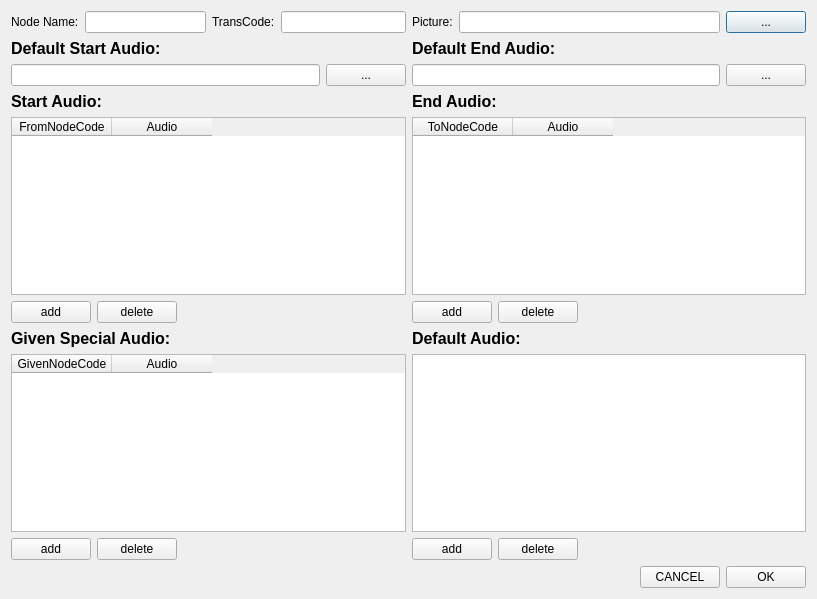
Qt form sourceFiles/Ui/setNodeInfoDialog/setNodeInfoDialog.ui (qeesung/ddBook) before a commit.
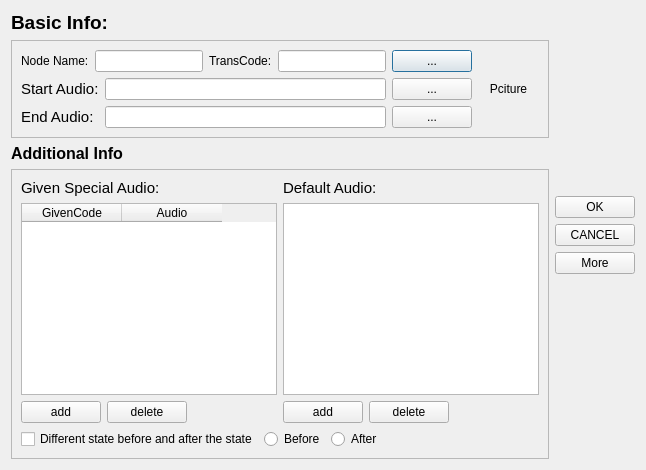
The same form after that commit.

Patch:
```diff
--- a/sourceFiles/Ui/setNodeInfoDialog/setNodeInfoDialog.ui
+++ b/sourceFiles/Ui/setNodeInfoDialog/setNodeInfoDialog.ui
@@ -6,21 +6,55 @@
    <rect>
     <x>0</x>
     <y>0</y>
-    <width>817</width>
-    <height>599</height>
+    <width>755</width>
+    <height>482</height>
    </rect>
   </property>
   <property name="windowTitle">
    <string>Dialog</string>
   </property>
-  <layout class="QVBoxLayout" name="verticalLayout_8">
+  <layout class="QGridLayout" name="gridLayout_2">
+   <property name="sizeConstraint">
+    <enum>QLayout::SetFixedSize</enum>
+   </property>
+   <item row="0" column="0">
+    <layout class="QHBoxLayout" name="horizontalLayout_6">
+     <item>
+      <layout class="QVBoxLayout" name="verticalLayout_11">
+       <item>
+        <layout class="QVBoxLayout" name="verticalLayout_10">
+         <item>
+          <layout class="QHBoxLayout" name="horizontalLayout_3">
+           <item>
+            <widget class="QLabel" name="label_5">
+             <property name="font">
+              <font>
+               <pointsize>14</pointsize>
+               <weight>75</weight>
+               <bold>true</bold>
+              </font>
+             </property>
+             <property name="text">
+              <string>Basic Info:</string>
+             </property>
+            </widget>
+           </item>
+          </layout>
+         </item>
+         <item>
+          <widget class="QFrame" name="frame_2">
+           <property name="frameShape">
+            <enum>QFrame::StyledPanel</enum>
+           </property>
+           <property name="frameShadow">
+            <enum>QFrame::Raised</enum>
+           </property>
+           <layout class="QGridLayout" name="gridLayout">
+            <item row="0" column="0">
+             <layout class="QHBoxLayout" name="horizontalLayout_4">
    <item>
     <layout class="QVBoxLayout" name="verticalLayout_7">
      <item>
-      <layout class="QVBoxLayout" name="verticalLayout_6">
-       <item>
-        <layout class="QHBoxLayout" name="horizontalLayout_14">
-         <item>
           <layout class="QHBoxLayout" name="horizontalLayout_2">
            <item>
             <layout class="QHBoxLayout" name="horizontalLayout_5">
@@ -48,28 +82,8 @@
              <item>
               <widget class="QLineEdit" name="transCodeLineEdit"/>
              </item>
-            </layout>
-           </item>
-          </layout>
-         </item>
          <item>
-          <layout class="QHBoxLayout" name="horizontalLayout_13">
-           <item>
-            <layout class="QHBoxLayout" name="horizontalLayout_12">
-             <item>
-              <widget class="QLabel" name="label_9">
-               <property name="text">
-                <string>Picture:</string>
-               </property>
-              </widget>
-             </item>
-             <item>
-              <widget class="QLineEdit" name="pictureLineEdit"/>
-             </item>
-            </layout>
-           </item>
-           <item>
-            <widget class="QPushButton" name="picturePushButton">
+                     <widget class="QPushButton" name="transCodeViewButton">
              <property name="text">
               <string>...</string>
              </property>
@@ -80,52 +94,16 @@
         </layout>
        </item>
        <item>
-        <layout class="QVBoxLayout" name="verticalLayout_5">
-         <item>
-          <layout class="QHBoxLayout" name="horizontalLayout_15">
+                 <layout class="QHBoxLayout" name="horizontalLayout">
            <item>
             <layout class="QVBoxLayout" name="verticalLayout">
              <item>
               <widget class="QLabel" name="label">
                <property name="font">
                 <font>
-                 <pointsize>12</pointsize>
-                 <weight>75</weight>
-                 <bold>true</bold>
-                </font>
-               </property>
-               <property name="text">
-                <string>Default Start Audio:</string>
-               </property>
-              </widget>
-             </item>
-             <item>
-              <layout class="QHBoxLayout" name="horizontalLayout">
-               <item>
-                <widget class="QLineEdit" name="startAudioLineEdit"/>
-               </item>
-               <item>
-                <widget class="QPushButton" name="startAudioPushButton">
-                 <property name="sizePolicy">
-                  <sizepolicy hsizetype="Fixed" vsizetype="Fixed">
-                   <horstretch>0</horstretch>
-                   <verstretch>0</verstretch>
-                  </sizepolicy>
-                 </property>
-                 <property name="text">
-                  <string>...</string>
-                 </property>
-                </widget>
-               </item>
-              </layout>
-             </item>
-             <item>
-              <widget class="QLabel" name="label_5">
-               <property name="font">
-                <font>
-                 <pointsize>12</pointsize>
-                 <weight>75</weight>
-                 <bold>true</bold>
+                        <pointsize>11</pointsize>
+                        <weight>50</weight>
+                        <bold>false</bold>
                 </font>
                </property>
                <property name="text">
@@ -134,73 +112,46 @@
               </widget>
              </item>
              <item>
-              <widget class="QTableWidget" name="startAudioTableWidget">
-               <column>
-                <property name="text">
-                 <string>FromNodeCode</string>
-                </property>
-               </column>
-               <column>
-                <property name="text">
-                 <string>Audio</string>
-                </property>
-               </column>
-              </widget>
-             </item>
-             <item>
-              <layout class="QHBoxLayout" name="horizontalLayout_6">
-               <item>
-                <widget class="QPushButton" name="startAudioAddPushButton">
-                 <property name="text">
-                  <string>add</string>
-                 </property>
-                </widget>
-               </item>
-               <item>
-                <widget class="QPushButton" name="startAudioDeletePushButton">
-                 <property name="text">
-                  <string>delete</string>
-                 </property>
-                </widget>
-               </item>
-               <item>
-                <spacer name="horizontalSpacer_3">
-                 <property name="orientation">
-                  <enum>Qt::Horizontal</enum>
-                 </property>
-                 <property name="sizeHint" stdset="0">
-                  <size>
-                   <width>40</width>
-                   <height>20</height>
-                  </size>
-                 </property>
-                </spacer>
-               </item>
-              </layout>
-             </item>
-            </layout>
-           </item>
-           <item>
-            <layout class="QVBoxLayout" name="verticalLayout_2">
-             <item>
               <widget class="QLabel" name="label_2">
                <property name="font">
                 <font>
-                 <pointsize>12</pointsize>
-                 <weight>75</weight>
-                 <bold>true</bold>
+                        <pointsize>11</pointsize>
+                        <weight>50</weight>
+                        <bold>false</bold>
                 </font>
                </property>
                <property name="text">
-                <string>Default End Audio:</string>
+                       <string>End Audio:</string>
                </property>
               </widget>
              </item>
+                   </layout>
+                  </item>
              <item>
-              <layout class="QHBoxLayout" name="horizontalLayout_8">
+                   <layout class="QVBoxLayout" name="verticalLayout_2">
+                    <item>
+                     <widget class="QLineEdit" name="startAudioLineEdit"/>
+                    </item>
                <item>
                 <widget class="QLineEdit" name="endAudioLineEdit"/>
                </item>
+                   </layout>
+                  </item>
+                  <item>
+                   <layout class="QVBoxLayout" name="verticalLayout_5">
+                    <item>
+                     <widget class="QPushButton" name="startAudioPushButton">
+                      <property name="sizePolicy">
+                       <sizepolicy hsizetype="Fixed" vsizetype="Fixed">
+                        <horstretch>0</horstretch>
+                        <verstretch>0</verstretch>
+                       </sizepolicy>
+                      </property>
+                      <property name="text">
+                       <string>...</string>
+                      </property>
+                     </widget>
+                    </item>
                <item>
                 <widget class="QPushButton" name="endAudioPushButton">
                  <property name="sizePolicy">
@@ -216,6 +167,32 @@
                </item>
               </layout>
              </item>
+                 </layout>
+                </item>
+               </layout>
+              </item>
+              <item>
+               <widget class="QLabel" name="pictureLabel">
+                <property name="sizePolicy">
+                 <sizepolicy hsizetype="Expanding" vsizetype="Expanding">
+                  <horstretch>0</horstretch>
+                  <verstretch>0</verstretch>
+                 </sizepolicy>
+                </property>
+                <property name="text">
+                 <string>&lt;html&gt;&lt;head/&gt;&lt;body&gt;&lt;p align=&quot;center&quot;&gt;Pciture&lt;/p&gt;&lt;/body&gt;&lt;/html&gt;</string>
+                </property>
+               </widget>
+              </item>
+             </layout>
+            </item>
+           </layout>
+          </widget>
+         </item>
+        </layout>
+       </item>
+       <item>
+        <layout class="QVBoxLayout" name="verticalLayout_9">
              <item>
               <widget class="QLabel" name="label_6">
                <property name="font">
@@ -226,59 +203,19 @@
                 </font>
                </property>
                <property name="text">
-                <string>End Audio:</string>
+            <string>Additional Info</string>
                </property>
               </widget>
              </item>
              <item>
-              <widget class="QTableWidget" name="endAudioTableWidget">
-               <column>
-                <property name="text">
-                 <string>ToNodeCode</string>
-                </property>
-               </column>
-               <column>
-                <property name="text">
-                 <string>Audio</string>
-                </property>
-               </column>
-              </widget>
-             </item>
-             <item>
-              <layout class="QHBoxLayout" name="horizontalLayout_7">
-               <item>
-                <widget class="QPushButton" name="endAudioAddPushButton">
-                 <property name="text">
-                  <string>add</string>
-                 </property>
-                </widget>
-               </item>
-               <item>
-                <widget class="QPushButton" name="endAudioDeletePushButton">
-                 <property name="text">
-                  <string>delete</string>
-                 </property>
-                </widget>
-               </item>
-               <item>
-                <spacer name="horizontalSpacer_4">
-                 <property name="orientation">
-                  <enum>Qt::Horizontal</enum>
-                 </property>
-                 <property name="sizeHint" stdset="0">
-                  <size>
-                   <width>40</width>
-                   <height>20</height>
-                  </size>
-                 </property>
-                </spacer>
-               </item>
-              </layout>
-             </item>
-            </layout>
-           </item>
-          </layout>
-         </item>
+          <widget class="QFrame" name="frame">
+           <property name="frameShape">
+            <enum>QFrame::StyledPanel</enum>
+           </property>
+           <property name="frameShadow">
+            <enum>QFrame::Raised</enum>
+           </property>
+           <layout class="QVBoxLayout" name="verticalLayout_8">
          <item>
           <layout class="QHBoxLayout" name="horizontalLayout_16">
            <item>
@@ -287,9 +224,9 @@
               <widget class="QLabel" name="label_7">
                <property name="font">
                 <font>
-                 <pointsize>12</pointsize>
-                 <weight>75</weight>
-                 <bold>true</bold>
+                    <pointsize>11</pointsize>
+                    <weight>50</weight>
+                    <bold>false</bold>
                 </font>
                </property>
                <property name="text">
@@ -301,7 +238,7 @@
               <widget class="QTableWidget" name="givenAudioTableWidget">
                <column>
                 <property name="text">
-                 <string>GivenNodeCode</string>
+                    <string>GivenCode</string>
                 </property>
                </column>
                <column>
@@ -350,9 +287,9 @@
               <widget class="QLabel" name="label_3">
                <property name="font">
                 <font>
-                 <pointsize>12</pointsize>
-                 <weight>75</weight>
-                 <bold>true</bold>
+                    <pointsize>11</pointsize>
+                    <weight>50</weight>
+                    <bold>false</bold>
                 </font>
                </property>
                <property name="text">
@@ -398,14 +335,31 @@
            </item>
           </layout>
          </item>
-        </layout>
-       </item>
-      </layout>
+            <item>
+             <layout class="QHBoxLayout" name="horizontalLayout_7">
+              <item>
+               <widget class="QCheckBox" name="sameFlagCheckBox">
+                <property name="text">
+                 <string>Different state before and after the state</string>
+                </property>
+               </widget>
+              </item>
+              <item>
+               <widget class="QRadioButton" name="beforeRadioButton">
+                <property name="text">
+                 <string>Before</string>
+                </property>
+               </widget>
      </item>
      <item>
-      <layout class="QHBoxLayout" name="horizontalLayout_4">
+               <widget class="QRadioButton" name="afterRadioButton">
+                <property name="text">
+                 <string>After</string>
+                </property>
+               </widget>
+              </item>
        <item>
-        <spacer name="horizontalSpacer_2">
+               <spacer name="horizontalSpacer">
          <property name="orientation">
           <enum>Qt::Horizontal</enum>
          </property>
@@ -417,14 +371,29 @@
          </property>
         </spacer>
        </item>
-       <item>
-        <layout class="QHBoxLayout" name="horizontalLayout_3">
-         <item>
-          <widget class="QPushButton" name="cancelPushButton">
-           <property name="text">
-            <string>CANCEL</string>
-           </property>
+             </layout>
+            </item>
+           </layout>
           </widget>
+         </item>
+        </layout>
+       </item>
+      </layout>
+     </item>
+     <item>
+      <layout class="QVBoxLayout" name="verticalLayout_6">
+       <item>
+        <spacer name="verticalSpacer_2">
+         <property name="orientation">
+          <enum>Qt::Vertical</enum>
+         </property>
+         <property name="sizeHint" stdset="0">
+          <size>
+           <width>20</width>
+           <height>40</height>
+          </size>
+         </property>
+        </spacer>
          </item>
          <item>
           <widget class="QPushButton" name="okPushButton">
@@ -433,8 +402,36 @@
            </property>
           </widget>
          </item>
-        </layout>
+       <item>
+        <widget class="QPushButton" name="cancelPushButton">
+         <property name="text">
+          <string>CANCEL</string>
+         </property>
+        </widget>
        </item>
+       <item>
+        <widget class="QPushButton" name="morePushButton">
+         <property name="text">
+          <string>More</string>
+         </property>
+         <property name="checkable">
+          <bool>true</bool>
+         </property>
+        </widget>
+       </item>
+       <item>
+        <spacer name="verticalSpacer">
+         <property name="orientation">
+          <enum>Qt::Vertical</enum>
+         </property>
+         <property name="sizeHint" stdset="0">
+          <size>
+           <width>20</width>
+           <height>40</height>
+          </size>
+         </property>
+        </spacer>
+       </item>
       </layout>
      </item>
     </layout>
```
Left out of the diff: 107 changed lines with no effect on the pictures. Lines whose indentation alone changed are shown as unchanged.
